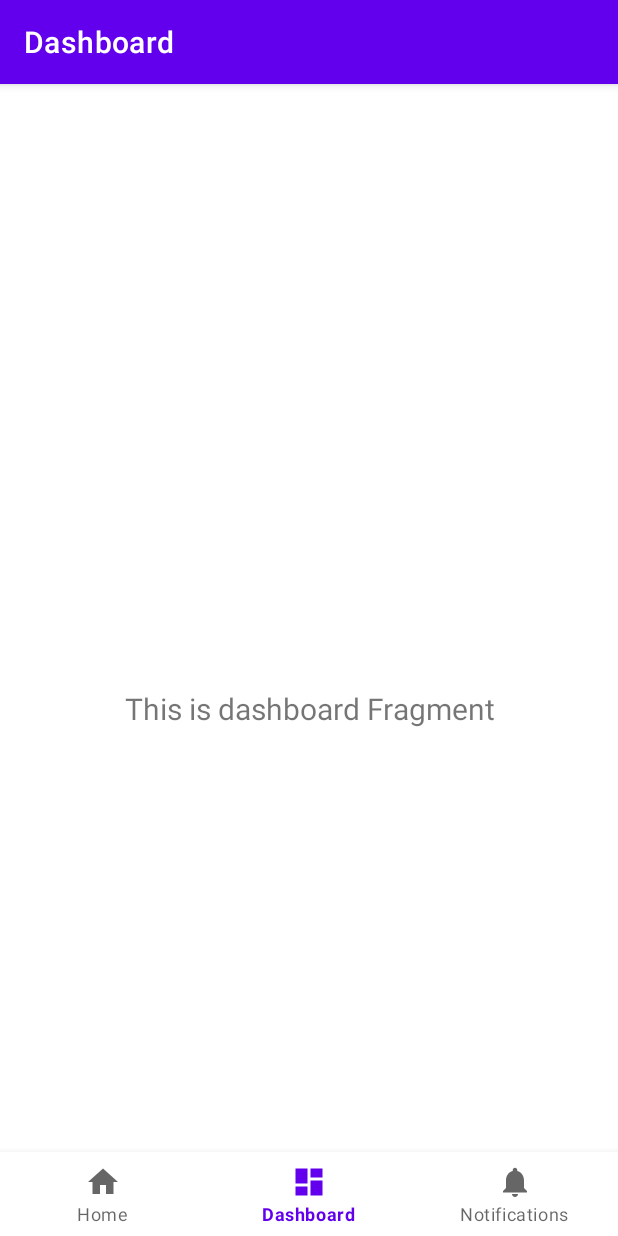
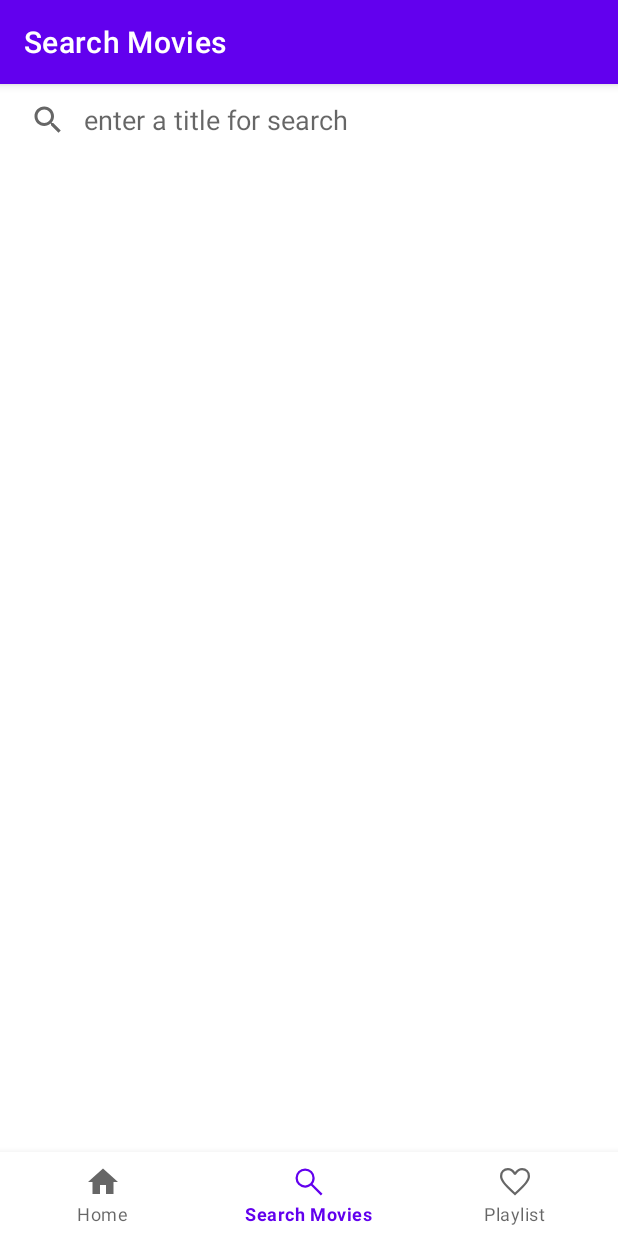
Before and after one commit to jyothyn/movieSearch, an Android app: the screen it shows after launch (MainActivity), item 2 of the bottom bar chosen, on a phone screen of 412 x 824 dp. Run offline under Robolectric (Android 15) with nearby library versions, the phone set to English and light mode, and no system bars; our stand-ins replace navigation-ui.

Commit message:
update menu and package names

```diff
--- a/app/src/main/AndroidManifest.xml
+++ b/app/src/main/AndroidManifest.xml
@@ -4,6 +4,7 @@
     package="com.examples.moviesearch">
 
     <application
+        android:name=".MovieSearchApplication"
         android:allowBackup="true"
         android:dataExtractionRules="@xml/data_extraction_rules"
         android:fullBackupContent="@xml/backup_rules"
@@ -19,7 +20,6 @@
             android:label="@string/app_name">
             <intent-filter>
                 <action android:name="android.intent.action.MAIN" />
-
                 <category android:name="android.intent.category.LAUNCHER" />
             </intent-filter>
         </activity>
--- a/app/src/main/kotlin/com/examples/moviesearch/MainActivity.kt
+++ b/app/src/main/kotlin/com/examples/moviesearch/MainActivity.kt
@@ -1,13 +1,13 @@
 package com.examples.moviesearch
 
 import android.os.Bundle
-import com.google.android.material.bottomnavigation.BottomNavigationView
 import androidx.appcompat.app.AppCompatActivity
 import androidx.navigation.findNavController
 import androidx.navigation.ui.AppBarConfiguration
 import androidx.navigation.ui.setupActionBarWithNavController
 import androidx.navigation.ui.setupWithNavController
 import com.examples.moviesearch.databinding.ActivityMainBinding
+import com.google.android.material.bottomnavigation.BottomNavigationView
 
 class MainActivity : AppCompatActivity() {
 
@@ -26,7 +26,7 @@ class MainActivity : AppCompatActivity() {
         // menu should be considered as top level destinations.
         val appBarConfiguration = AppBarConfiguration(
             setOf(
-                R.id.navigation_home, R.id.navigation_dashboard, R.id.navigation_notifications
+                R.id.navigation_home, R.id.navigation_search, R.id.navigation_notifications
             )
         )
         setupActionBarWithNavController(navController, appBarConfiguration)
--- /dev/null
+++ b/app/src/main/kotlin/com/examples/moviesearch/MovieSearchApplication.kt
@@ -0,0 +1,5 @@
+package com.examples.moviesearch
+
+import android.app.Application
+
+class MovieSearchApplication : Application()
--- /dev/null
+++ b/app/src/main/kotlin/com/examples/moviesearch/model/MovieSearchResult.kt
@@ -0,0 +1,11 @@
+package com.examples.moviesearch.model
+
+data class MovieSearchResult(val moviesList: List<MovieType>?=null)
+
+data class MovieType(
+    val title: String,
+    val year: String,
+    val id: String,
+    val type: String,
+    val poster: String
+)
--- a/app/src/main/kotlin/com/examples/moviesearch/ui/dashboard/DashboardFragment.kt
+++ /dev/null
@@ -1,42 +0,0 @@
-package com.examples.moviesearch.ui.dashboard
-
-import android.os.Bundle
-import android.view.LayoutInflater
-import android.view.View
-import android.view.ViewGroup
-import android.widget.TextView
-import androidx.fragment.app.Fragment
-import androidx.lifecycle.ViewModelProvider
-import com.examples.moviesearch.databinding.FragmentDashboardBinding
-
-class DashboardFragment : Fragment() {
-
-    private var _binding: FragmentDashboardBinding? = null
-
-    // This property is only valid between onCreateView and
-    // onDestroyView.
-    private val binding get() = _binding!!
-
-    override fun onCreateView(
-        inflater: LayoutInflater,
-        container: ViewGroup?,
-        savedInstanceState: Bundle?
-    ): View {
-        val dashboardViewModel =
-            ViewModelProvider(this).get(DashboardViewModel::class.java)
-
-        _binding = FragmentDashboardBinding.inflate(inflater, container, false)
-        val root: View = binding.root
-
-        val textView: TextView = binding.textDashboard
-        dashboardViewModel.text.observe(viewLifecycleOwner) {
-            textView.text = it
-        }
-        return root
-    }
-
-    override fun onDestroyView() {
-        super.onDestroyView()
-        _binding = null
-    }
-}
--- a/app/src/main/kotlin/com/examples/moviesearch/ui/dashboard/DashboardViewModel.kt
+++ /dev/null
@@ -1,13 +0,0 @@
-package com.examples.moviesearch.ui.dashboard
-
-import androidx.lifecycle.LiveData
-import androidx.lifecycle.MutableLiveData
-import androidx.lifecycle.ViewModel
-
-class DashboardViewModel : ViewModel() {
-
-    private val _text = MutableLiveData<String>().apply {
-        value = "This is dashboard Fragment"
-    }
-    val text: LiveData<String> = _text
-}
--- a/app/src/main/kotlin/com/examples/moviesearch/ui/home/HomeFragment.kt
+++ b/app/src/main/kotlin/com/examples/moviesearch/ui/home/HomeFragment.kt
@@ -6,12 +6,14 @@ import android.view.View
 import android.view.ViewGroup
 import android.widget.TextView
 import androidx.fragment.app.Fragment
-import androidx.lifecycle.ViewModelProvider
+import androidx.fragment.app.activityViewModels
 import com.examples.moviesearch.databinding.FragmentHomeBinding
+import com.examples.moviesearch.viewmodel.MainViewModel
 
 class HomeFragment : Fragment() {
 
     private var _binding: FragmentHomeBinding? = null
+    private val viewModel: MainViewModel by activityViewModels()
 
     // This property is only valid between onCreateView and
     // onDestroyView.
@@ -22,14 +24,11 @@ class HomeFragment : Fragment() {
         container: ViewGroup?,
         savedInstanceState: Bundle?
     ): View {
-        val homeViewModel =
-            ViewModelProvider(this).get(HomeViewModel::class.java)
-
         _binding = FragmentHomeBinding.inflate(inflater, container, false)
         val root: View = binding.root
 
         val textView: TextView = binding.textHome
-        homeViewModel.text.observe(viewLifecycleOwner) {
+        viewModel.text.observe(viewLifecycleOwner) {
             textView.text = it
         }
         return root
--- /dev/null
+++ b/app/src/main/kotlin/com/examples/moviesearch/ui/search/SearchFragment.kt
@@ -0,0 +1,47 @@
+package com.examples.moviesearch.ui.search
+
+import android.os.Bundle
+import android.view.LayoutInflater
+import android.view.View
+import android.view.ViewGroup
+import androidx.appcompat.widget.SearchView
+import androidx.fragment.app.Fragment
+import androidx.fragment.app.activityViewModels
+import com.examples.moviesearch.databinding.FragmentSearchBinding
+import com.examples.moviesearch.viewmodel.MainViewModel
+
+
+class SearchFragment : Fragment() {
+
+    private lateinit var binding: FragmentSearchBinding
+    private val viewModel: MainViewModel by activityViewModels()
+
+    override fun onCreateView(
+        inflater: LayoutInflater,
+        container: ViewGroup?,
+        savedInstanceState: Bundle?
+    ): View {
+        binding = FragmentSearchBinding.inflate(inflater, container, false)
+        val root: View = binding.root
+
+        viewModel.clearSearch()
+        val searchView = binding.movieSearch
+        searchView.setOnQueryTextListener(object : SearchView.OnQueryTextListener {
+
+            override fun onQueryTextChange(newText: String): Boolean {
+                println("get suggestion for:" + newText)
+                return true
+            }
+
+            override fun onQueryTextSubmit(query: String): Boolean {
+                println("submit search:" + query)
+                query.let {
+//                    viewModel.handleSearch(it)
+                }
+                searchView.clearFocus()
+                return true
+            }
+        })
+        return root
+    }
+}
--- /dev/null
+++ b/app/src/main/kotlin/com/examples/moviesearch/viewmodel/MainViewModel.kt
@@ -0,0 +1,32 @@
+package com.examples.moviesearch.viewmodel
+
+import androidx.lifecycle.LiveData
+import androidx.lifecycle.MutableLiveData
+import androidx.lifecycle.ViewModel
+import com.examples.moviesearch.model.MovieSearchResult
+import java.util.*
+
+class MainViewModel : ViewModel() {
+    private val _text = MutableLiveData<String>().apply {
+        value = getGreetingMessage()
+    }
+    val text: LiveData<String> = _text
+
+    private fun getGreetingMessage(): String {
+        return when (Calendar.getInstance().get(Calendar.HOUR_OF_DAY)) {
+            in 0..11 -> "Good Morning!"
+            in 12..15 -> "Good Afternoon!"
+            in 16..20 -> "Good Evening!"
+            in 21..23 -> "Good Night!"
+            else -> "Hello User"
+        }
+    }
+
+    var mSearchResult = MutableLiveData<MovieSearchResult>()
+    var mSearchString: String = ""
+
+    fun clearSearch() {
+        mSearchString = ""
+        mSearchResult.value = MovieSearchResult()
+    }
+}
--- a/app/src/main/res/drawable/ic_dashboard_black_24dp.xml
+++ /dev/null
@@ -1,9 +0,0 @@
-<vector xmlns:android="http://schemas.android.com/apk/res/android"
-    android:width="24dp"
-    android:height="24dp"
-    android:viewportWidth="24.0"
-    android:viewportHeight="24.0">
-    <path
-        android:fillColor="#FF000000"
-        android:pathData="M3,13h8L11,3L3,3v10zM3,21h8v-6L3,15v6zM13,21h8L21,11h-8v10zM13,3v6h8L21,3h-8z" />
-</vector>
--- /dev/null
+++ b/app/src/main/res/drawable/ic_favorite.xml
@@ -0,0 +1,9 @@
+<vector xmlns:android="http://schemas.android.com/apk/res/android"
+    android:width="48dp"
+    android:height="48dp"
+    android:viewportWidth="48"
+    android:viewportHeight="48">
+  <path
+      android:fillColor="#FF000000"
+      android:pathData="m24,41.95 l-2.05,-1.85q-5.3,-4.85 -8.75,-8.375 -3.45,-3.525 -5.5,-6.3T4.825,20.4Q4,18.15 4,15.85q0,-4.5 3.025,-7.525Q10.05,5.3 14.5,5.3q2.85,0 5.275,1.35Q22.2,8 24,10.55q2.1,-2.7 4.45,-3.975T33.5,5.3q4.45,0 7.475,3.025Q44,11.35 44,15.85q0,2.3 -0.825,4.55T40.3,25.425q-2.05,2.775 -5.5,6.3T26.05,40.1ZM24,38q5.05,-4.65 8.325,-7.975 3.275,-3.325 5.2,-5.825 1.925,-2.5 2.7,-4.45 0.775,-1.95 0.775,-3.9 0,-3.3 -2.1,-5.425T33.5,8.3q-2.55,0 -4.75,1.575T25.2,14.3h-2.45q-1.3,-2.8 -3.5,-4.4 -2.2,-1.6 -4.75,-1.6 -3.3,0 -5.4,2.125Q7,12.55 7,15.85q0,1.95 0.775,3.925 0.775,1.975 2.7,4.5Q12.4,26.8 15.7,30.1 19,33.4 24,38ZM24,23.15Z"/>
+</vector>
--- a/app/src/main/res/drawable/ic_notifications_black_24dp.xml
+++ /dev/null
@@ -1,9 +0,0 @@
-<vector xmlns:android="http://schemas.android.com/apk/res/android"
-    android:width="24dp"
-    android:height="24dp"
-    android:viewportWidth="24.0"
-    android:viewportHeight="24.0">
-    <path
-        android:fillColor="#FF000000"
-        android:pathData="M12,22c1.1,0 2,-0.9 2,-2h-4c0,1.1 0.89,2 2,2zM18,16v-5c0,-3.07 -1.64,-5.64 -4.5,-6.32L13.5,4c0,-0.83 -0.67,-1.5 -1.5,-1.5s-1.5,0.67 -1.5,1.5v0.68C7.63,5.36 6,7.92 6,11v5l-2,2v1h16v-1l-2,-2z" />
-</vector>
--- /dev/null
+++ b/app/src/main/res/drawable/ic_search.xml
@@ -0,0 +1,9 @@
+<vector xmlns:android="http://schemas.android.com/apk/res/android"
+    android:width="48dp"
+    android:height="48dp"
+    android:viewportWidth="48"
+    android:viewportHeight="48">
+  <path
+      android:fillColor="#FF000000"
+      android:pathData="M39.8,41.95 L26.65,28.8q-1.5,1.3 -3.5,2.025 -2,0.725 -4.25,0.725 -5.4,0 -9.15,-3.75T6,18.75q0,-5.3 3.75,-9.05 3.75,-3.75 9.1,-3.75 5.3,0 9.025,3.75 3.725,3.75 3.725,9.05 0,2.15 -0.7,4.15 -0.7,2 -2.1,3.75L42,39.75ZM18.85,28.55q4.05,0 6.9,-2.875Q28.6,22.8 28.6,18.75t-2.85,-6.925Q22.9,8.95 18.85,8.95q-4.1,0 -6.975,2.875T9,18.75q0,4.05 2.875,6.925t6.975,2.875Z"/>
+</vector>
--- a/app/src/main/res/layout/activity_main.xml
+++ b/app/src/main/res/layout/activity_main.xml
@@ -3,8 +3,7 @@
     xmlns:app="http://schemas.android.com/apk/res-auto"
     android:id="@+id/container"
     android:layout_width="match_parent"
-    android:layout_height="match_parent"
-    android:paddingTop="?attr/actionBarSize">
+    android:layout_height="match_parent">
 
     <com.google.android.material.bottomnavigation.BottomNavigationView
         android:id="@+id/nav_view"
@@ -22,12 +21,12 @@
         android:id="@+id/nav_host_fragment_activity_main"
         android:name="androidx.navigation.fragment.NavHostFragment"
         android:layout_width="match_parent"
-        android:layout_height="match_parent"
+        android:layout_height="0dp"
         app:defaultNavHost="true"
         app:layout_constraintBottom_toTopOf="@id/nav_view"
         app:layout_constraintLeft_toLeftOf="parent"
         app:layout_constraintRight_toRightOf="parent"
         app:layout_constraintTop_toTopOf="parent"
-        app:navGraph="@navigation/mobile_navigation" />
+        app:navGraph="@navigation/nav_graph" />
 
 </androidx.constraintlayout.widget.ConstraintLayout>
--- a/app/src/main/res/layout/fragment_dashboard.xml
+++ /dev/null
@@ -1,22 +0,0 @@
-<?xml version="1.0" encoding="utf-8"?>
-<androidx.constraintlayout.widget.ConstraintLayout xmlns:android="http://schemas.android.com/apk/res/android"
-    xmlns:app="http://schemas.android.com/apk/res-auto"
-    xmlns:tools="http://schemas.android.com/tools"
-    android:layout_width="match_parent"
-    android:layout_height="match_parent"
-    tools:context=".ui.dashboard.DashboardFragment">
-
-    <TextView
-        android:id="@+id/text_dashboard"
-        android:layout_width="match_parent"
-        android:layout_height="wrap_content"
-        android:layout_marginStart="8dp"
-        android:layout_marginTop="8dp"
-        android:layout_marginEnd="8dp"
-        android:textAlignment="center"
-        android:textSize="20sp"
-        app:layout_constraintBottom_toBottomOf="parent"
-        app:layout_constraintEnd_toEndOf="parent"
-        app:layout_constraintStart_toStartOf="parent"
-        app:layout_constraintTop_toTopOf="parent" />
-</androidx.constraintlayout.widget.ConstraintLayout>
--- /dev/null
+++ b/app/src/main/res/layout/fragment_search.xml
@@ -0,0 +1,31 @@
+<?xml version="1.0" encoding="utf-8"?>
+<androidx.constraintlayout.widget.ConstraintLayout xmlns:android="http://schemas.android.com/apk/res/android"
+    xmlns:app="http://schemas.android.com/apk/res-auto"
+    xmlns:tools="http://schemas.android.com/tools"
+    android:layout_width="match_parent"
+    android:layout_height="match_parent"
+    android:background="@color/white"
+    tools:context=".ui.search.SearchFragment">
+
+    <androidx.appcompat.widget.SearchView
+        android:id="@+id/movie_search"
+        android:layout_width="match_parent"
+        android:layout_height="wrap_content"
+        app:iconifiedByDefault="false"
+        app:layout_constraintEnd_toEndOf="parent"
+        app:layout_constraintStart_toStartOf="parent"
+        app:layout_constraintTop_toTopOf="parent"
+        app:queryBackground="@null"
+        app:queryHint="@string/movie_search_hint" />
+
+    <androidx.recyclerview.widget.RecyclerView
+        android:id="@+id/movie_list_view"
+        android:layout_width="match_parent"
+        android:layout_height="0dp"
+        android:layout_marginLeft="16dp"
+        android:layout_marginRight="16dp"
+        app:layoutManager="LinearLayoutManager"
+        app:layout_constraintEnd_toEndOf="parent"
+        app:layout_constraintStart_toStartOf="parent"
+        app:layout_constraintTop_toBottomOf="@id/movie_search" />
+</androidx.constraintlayout.widget.ConstraintLayout>
--- a/app/src/main/res/menu/bottom_nav_menu.xml
+++ b/app/src/main/res/menu/bottom_nav_menu.xml
@@ -7,13 +7,13 @@
         android:title="@string/title_home" />
 
     <item
-        android:id="@+id/navigation_dashboard"
-        android:icon="@drawable/ic_dashboard_black_24dp"
-        android:title="@string/title_dashboard" />
+        android:id="@+id/navigation_search"
+        android:icon="@drawable/ic_search"
+        android:title="@string/title_search" />
 
     <item
         android:id="@+id/navigation_notifications"
-        android:icon="@drawable/ic_notifications_black_24dp"
-        android:title="@string/title_notifications" />
+        android:icon="@drawable/ic_favorite"
+        android:title="@string/title_playlist" />
 
 </menu>
--- a/app/src/main/res/navigation/mobile_navigation.xml
+++ b/app/src/main/res/navigation/nav_graph.xml
@@ -12,14 +12,14 @@
         tools:layout="@layout/fragment_home" />
 
     <fragment
-        android:id="@+id/navigation_dashboard"
-        android:name="com.examples.moviesearch.ui.dashboard.DashboardFragment"
-        android:label="@string/title_dashboard"
-        tools:layout="@layout/fragment_dashboard" />
+        android:id="@+id/navigation_search"
+        android:name="com.examples.moviesearch.ui.search.SearchFragment"
+        android:label="@string/title_search"
+        tools:layout="@layout/fragment_search" />
 
     <fragment
         android:id="@+id/navigation_notifications"
         android:name="com.examples.moviesearch.ui.notifications.NotificationsFragment"
-        android:label="@string/title_notifications"
+        android:label="@string/title_playlist"
         tools:layout="@layout/fragment_notifications" />
 </navigation>
--- a/app/src/main/res/values/strings.xml
+++ b/app/src/main/res/values/strings.xml
@@ -1,6 +1,7 @@
 <resources>
     <string name="app_name">MovieSearch</string>
     <string name="title_home">Home</string>
-    <string name="title_dashboard">Dashboard</string>
-    <string name="title_notifications">Notifications</string>
+    <string name="title_search">Search Movies</string>
+    <string name="title_playlist">Playlist</string>
+    <string name="movie_search_hint">enter a title for search</string>
 </resources>
```
